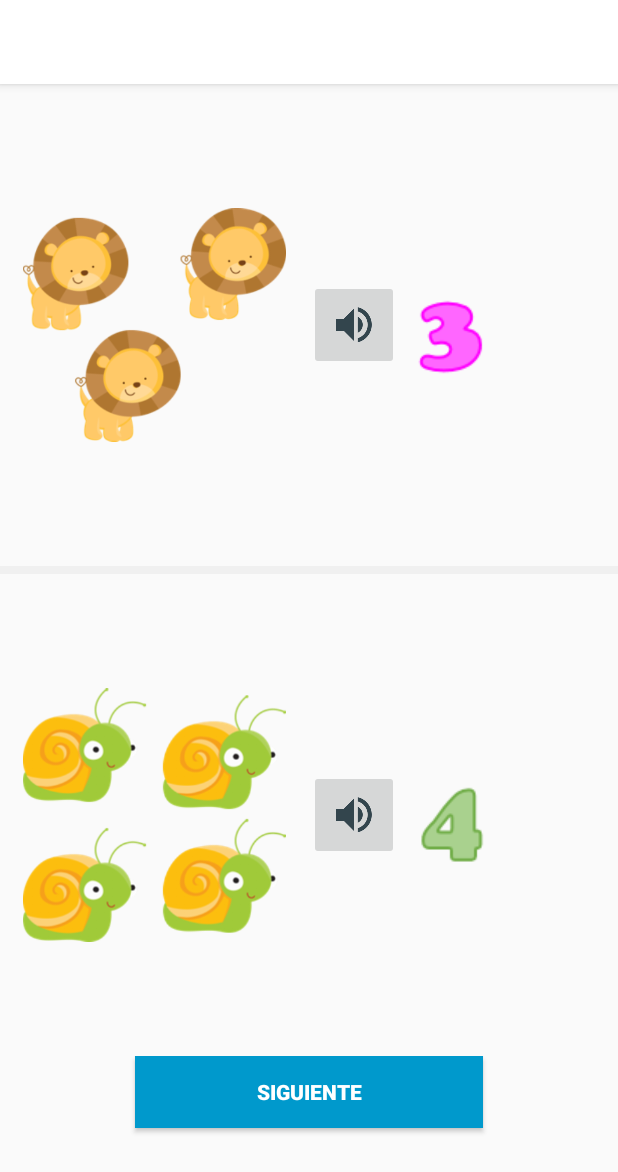
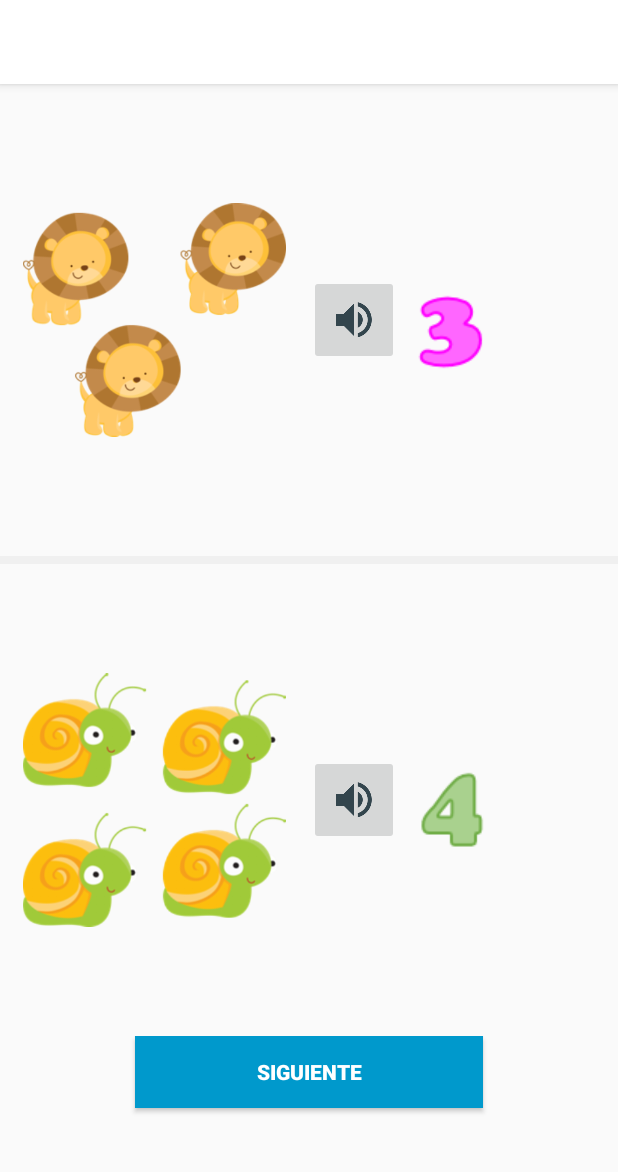
Before and after one commit to minivelx/MathMagic, an Android app: the MainEjercicios screen opened directly, with no data from a screen before it, after a tap on "SIGUIENTE", on a phone screen of 412 x 824 dp. Shown: the top 1172 px of the screen. Run offline under Robolectric (Android 15) with nearby library versions, the light colour scheme and no system bars.

Commit message:
Fragment Nbasico añadido

```diff
--- a/app/build.gradle
+++ b/app/build.gradle
@@ -21,6 +21,7 @@ android {
 
 dependencies {
     compile fileTree(dir: 'libs', include: ['*.jar'])
+    compile 'com.android.support:appcompat-v7:24.2.1'
+    compile 'com.android.support:support-v4:24.2.1'
     testCompile 'junit:junit:4.12'
-    compile 'com.android.support:appcompat-v7:24.2.1'
 }
--- a/app/src/main/java/com/movil/p/mathmagic/MainEjercicios.java
+++ b/app/src/main/java/com/movil/p/mathmagic/MainEjercicios.java
@@ -1,6 +1,8 @@
 package com.movil.p.mathmagic;
 
 import android.content.Intent;
+import android.support.v4.app.FragmentManager;
+import android.support.v4.app.FragmentTransaction;
 import android.support.v7.app.AppCompatActivity;
 import android.os.Bundle;
 import android.util.Log;
@@ -10,66 +12,24 @@ import android.widget.ImageView;
 
 public class MainEjercicios extends AppCompatActivity {
 
-    private int[] numeros = {R.drawable.n1, R.drawable.n2, R.drawable.n3, R.drawable.n4, R.drawable.n5, R.drawable.n6, R.drawable.n7, R.drawable.n8, R.drawable.n9, R.drawable.n10};
-    private int[] figuras = {R.drawable.a1, R.drawable.a2, R.drawable.a3, R.drawable.a4, R.drawable.a5, R.drawable.a6, R.drawable.a7, R.drawable.a8, R.drawable.a9, R.drawable.a10};
-    private int page;
-    ImageView numPar;
-    ImageView numImpar;
-    ImageView fig1;
-    ImageView fig2;
-    Button btn;
 
     @Override
     protected void onCreate(Bundle savedInstanceState) {
         super.onCreate(savedInstanceState);
         setContentView(R.layout.main_ejercicios);
-        page = 1;
-        btn = (Button) findViewById(R.id.next);
 
-        numImpar = (ImageView) findViewById(R.id.num1);
-        numPar = (ImageView) findViewById(R.id.num2);
-
-        fig1 = (ImageView) findViewById(R.id.figura_num);
-        fig2 = (ImageView) findViewById(R.id.figura_num2);
-
-        numImpar.setImageResource(numeros[0]);
-        numPar.setImageResource(numeros[1]);
-
-        fig1.setImageResource(figuras[0]);
-        fig2.setImageResource(figuras[1]);
-
+        //Paso 1: Obtener la instancia del administrador de fragmentos
+        //FragmentManager fragmentManager = getFragmentManager();
+        FragmentManager fragmentManager = getSupportFragmentManager();
+        //Paso 2: Crear una nueva transacción
+        FragmentTransaction transaction = fragmentManager.beginTransaction();
+        //Paso 3: Crear un nuevo fragmento y añadirlo
+        Nivel_Basico fragment = new Nivel_Basico ();
+        transaction.add(R.id.main_ejercicios, fragment);
+        //Paso 4: Confirmar el cambio
+        transaction.commit();
     }
 
-    public void soundImpar(View view) {
-    }
 
-    public void soundPar(View view) {
-    }
 
-    public void avanzar(View view) {
-        page++;
-        final ClaseGlobal global=(ClaseGlobal) getApplicationContext();
-        //Log.i("MainEjercicios",String.valueOf(global.getJugador().getSubNivel()));
-
-        if(page<=5){
-            numImpar.setImageResource(numeros[page*2-2]);
-            numPar.setImageResource(numeros[page*2-1]);
-
-            fig1.setImageResource(figuras[page*2-2]);
-            fig2.setImageResource(figuras[page*2-1]);
-        }
-
-        if(page==5){
-            btn.setText("Terminar");
-        }
-
-        if(page>5){
-
-            global.cambiarSubnivel(2);
-            Intent intent = new Intent(this,MainNivel.class);
-            finish();
-            startActivity(intent);
-
-        }
-    }
 }
--- /dev/null
+++ b/app/src/main/java/com/movil/p/mathmagic/Nivel_Basico.java
@@ -0,0 +1,95 @@
+package com.movil.p.mathmagic;
+
+
+import android.app.Activity;
+import android.content.Intent;
+import android.os.Bundle;
+import android.support.v4.app.Fragment;
+import android.view.LayoutInflater;
+import android.view.View;
+import android.view.ViewGroup;
+import android.widget.Button;
+import android.widget.ImageView;
+
+public class Nivel_Basico extends Fragment {
+
+    private int[] numeros = {R.drawable.n1, R.drawable.n2, R.drawable.n3, R.drawable.n4, R.drawable.n5, R.drawable.n6, R.drawable.n7, R.drawable.n8, R.drawable.n9, R.drawable.n10};
+    private int[] figuras = {R.drawable.a1, R.drawable.a2, R.drawable.a3, R.drawable.a4, R.drawable.a5, R.drawable.a6, R.drawable.a7, R.drawable.a8, R.drawable.a9, R.drawable.a10};
+    private int page;
+    ImageView numPar;
+    ImageView numImpar;
+    ImageView fig1;
+    ImageView fig2;
+    Button btn;
+
+
+    public Nivel_Basico() {
+        // Required empty public constructor
+    }
+
+
+    @Override
+    public View onCreateView(LayoutInflater inflater, ViewGroup container, Bundle savedInstanceState) {
+        // Inflate the layout for this fragment
+        View rootView = inflater.inflate(R.layout.fragment_nivel_basico, container, false);
+
+        page = 1;
+        btn = (Button) rootView.findViewById(R.id.next);
+
+        numImpar = (ImageView) rootView.findViewById(R.id.num1);
+        numPar = (ImageView) rootView.findViewById(R.id.num2);
+
+        fig1 = (ImageView) rootView.findViewById(R.id.figura_num);
+        fig2 = (ImageView) rootView.findViewById(R.id.figura_num2);
+
+        numImpar.setImageResource(numeros[0]);
+        numPar.setImageResource(numeros[1]);
+
+        fig1.setImageResource(figuras[0]);
+        fig2.setImageResource(figuras[1]);
+
+        btn.setOnClickListener(new View.OnClickListener(){
+            @Override
+            public void onClick(View v) {
+                page++;
+                final ClaseGlobal global = (ClaseGlobal) getActivity().getApplicationContext();
+                //Log.i("MainEjercicios",String.valueOf(global.getJugador().getSubNivel()));
+
+                if (page <= 5) {
+                    numImpar.setImageResource(numeros[page * 2 - 2]);
+                    numPar.setImageResource(numeros[page * 2 - 1]);
+
+                    fig1.setImageResource(figuras[page * 2 - 2]);
+                    fig2.setImageResource(figuras[page * 2 - 1]);
+                }
+
+                if (page == 5) {
+                    btn.setText("Terminar");
+                }
+
+                if (page > 5) {
+
+                    global.cambiarSubnivel(2);
+                    Intent intent = new Intent(getActivity(), MainNivel.class);
+                    ((Activity)getContext()).finish();
+                    startActivity(intent);
+
+                }
+
+            }
+
+        });
+
+        return rootView;
+    }
+
+    public void soundImpar(View view) {
+    }
+
+    public void soundPar(View view) {
+    }
+
+    public void avanzar(View view) {
+
+    }
+}
--- /dev/null
+++ b/app/src/main/res/layout/fragment_nivel_basico.xml
@@ -0,0 +1,136 @@
+<FrameLayout xmlns:android="http://schemas.android.com/apk/res/android"
+    xmlns:tools="http://schemas.android.com/tools"
+    android:layout_width="match_parent"
+    android:layout_height="match_parent"
+    tools:context="com.movil.p.mathmagic.Nivel_Basico">
+
+
+    <LinearLayout
+        android:layout_width="match_parent"
+        android:layout_height="match_parent"
+        android:orientation="vertical">
+
+        <LinearLayout
+            android:layout_width="match_parent"
+            android:layout_height="match_parent"
+            android:orientation="horizontal"
+            android:layout_weight="0.5">
+
+            <LinearLayout
+                android:layout_width="match_parent"
+                android:layout_height="match_parent"
+                android:orientation="horizontal"
+                android:layout_weight="0.5">
+
+                <ImageView
+                    android:id="@+id/figura_num"
+                    android:layout_margin="15dp"
+                    android:layout_width="wrap_content"
+                    android:layout_height="wrap_content"
+                    android:layout_gravity="center" />
+            </LinearLayout>
+
+            <LinearLayout
+                android:layout_width="match_parent"
+                android:layout_height="match_parent"
+                android:orientation="horizontal"
+                android:layout_weight="0.5" >
+
+                <ImageButton
+                    android:id="@+id/sound1"
+                    android:layout_width="60dp"
+                    android:layout_height="60dp"
+                    android:src="@drawable/song"
+                    android:layout_gravity="center"
+                    android:gravity="center"
+                    android:onClick="soundImpar"/>
+
+                <ImageView
+                    android:id="@+id/num1"
+                    android:layout_width="wrap_content"
+                    android:layout_height="wrap_content"
+                    android:layout_gravity="center"
+                    android:gravity="center"
+                    android:src="@drawable/n1"/>
+
+            </LinearLayout>
+
+        </LinearLayout>
+
+
+        <LinearLayout
+            android:layout_width="match_parent"
+            android:layout_height="5dp"
+            android:background="#f0f0f0">
+        </LinearLayout>
+
+
+
+        <LinearLayout
+            android:layout_width="match_parent"
+            android:layout_height="match_parent"
+            android:orientation="horizontal"
+            android:layout_weight="0.5">
+
+            <LinearLayout
+                android:layout_width="match_parent"
+                android:layout_height="match_parent"
+                android:orientation="horizontal"
+                android:layout_weight="0.5">
+
+                <ImageView
+                    android:id="@+id/figura_num2"
+                    android:layout_margin="15dp"
+                    android:layout_width="wrap_content"
+                    android:layout_height="wrap_content"
+                    android:layout_gravity="center" />
+            </LinearLayout>
+
+            <LinearLayout
+                android:layout_width="match_parent"
+                android:layout_height="match_parent"
+                android:orientation="horizontal"
+                android:layout_weight="0.5" >
+
+                <ImageButton
+                    android:id="@+id/sound2"
+                    android:layout_width="60dp"
+                    android:layout_height="60dp"
+                    android:src="@drawable/song"
+                    android:layout_gravity="center"
+                    android:gravity="center"
+                    android:onClick="soundPar"/>
+
+                <ImageView
+                    android:id="@+id/num2"
+                    android:layout_width="wrap_content"
+                    android:layout_height="wrap_content"
+                    android:layout_gravity="center"
+                    android:gravity="center"
+                    android:src="@drawable/n1"/>
+
+            </LinearLayout>
+
+        </LinearLayout>
+
+        <LinearLayout
+            android:layout_width="match_parent"
+            android:layout_height="match_parent"
+            android:layout_weight="0.7">
+            <Button
+                android:id="@+id/next"
+                android:layout_width="match_parent"
+                android:layout_height="wrap_content"
+                android:text="Siguiente"
+                android:layout_marginRight="90dp"
+                android:layout_marginLeft="90dp"
+                android:background="@android:color/holo_blue_dark"
+                android:textColor="@android:color/white"
+                android:textStyle="bold" />
+
+        </LinearLayout>
+
+    </LinearLayout>
+
+
+</FrameLayout>
--- a/app/src/main/res/layout/main_ejercicios.xml
+++ b/app/src/main/res/layout/main_ejercicios.xml
@@ -17,125 +17,4 @@
         android:theme="@style/Toolbar"
         app:popupTheme="@style/ThemeOverlay.AppCompat.Light" />
 
-    <LinearLayout
-        android:layout_width="match_parent"
-        android:layout_height="match_parent"
-        android:orientation="horizontal"
-        android:layout_weight="0.5">
-
-        <LinearLayout
-            android:layout_width="match_parent"
-            android:layout_height="match_parent"
-            android:orientation="horizontal"
-            android:layout_weight="0.5">
-
-            <ImageView
-                android:id="@+id/figura_num"
-                android:layout_margin="15dp"
-                android:layout_width="wrap_content"
-                android:layout_height="wrap_content"
-                android:layout_gravity="center" />
-        </LinearLayout>
-
-        <LinearLayout
-            android:layout_width="match_parent"
-            android:layout_height="match_parent"
-            android:orientation="horizontal"
-            android:layout_weight="0.5" >
-
-            <ImageButton
-                android:id="@+id/sound1"
-                android:layout_width="60dp"
-                android:layout_height="60dp"
-                android:src="@drawable/song"
-                android:layout_gravity="center"
-                android:gravity="center"
-                android:onClick="soundImpar"/>
-
-            <ImageView
-                android:id="@+id/num1"
-                android:layout_width="wrap_content"
-                android:layout_height="wrap_content"
-                android:layout_gravity="center"
-                android:gravity="center"
-                android:src="@drawable/n1"/>
-
-        </LinearLayout>
-
-    </LinearLayout>
-
-
-    <LinearLayout
-        android:layout_width="match_parent"
-        android:layout_height="5dp"
-        android:background="#f0f0f0">
-    </LinearLayout>
-
-
-
-    <LinearLayout
-        android:layout_width="match_parent"
-        android:layout_height="match_parent"
-        android:orientation="horizontal"
-        android:layout_weight="0.5">
-
-        <LinearLayout
-            android:layout_width="match_parent"
-            android:layout_height="match_parent"
-            android:orientation="horizontal"
-            android:layout_weight="0.5">
-
-            <ImageView
-                android:id="@+id/figura_num2"
-                android:layout_margin="15dp"
-                android:layout_width="wrap_content"
-                android:layout_height="wrap_content"
-                android:layout_gravity="center" />
-        </LinearLayout>
-
-        <LinearLayout
-            android:layout_width="match_parent"
-            android:layout_height="match_parent"
-            android:orientation="horizontal"
-            android:layout_weight="0.5" >
-
-            <ImageButton
-                android:id="@+id/sound2"
-                android:layout_width="60dp"
-                android:layout_height="60dp"
-                android:src="@drawable/song"
-                android:layout_gravity="center"
-                android:gravity="center"
-                android:onClick="soundPar"/>
-
-            <ImageView
-                android:id="@+id/num2"
-                android:layout_width="wrap_content"
-                android:layout_height="wrap_content"
-                android:layout_gravity="center"
-                android:gravity="center"
-                android:src="@drawable/n1"/>
-
-        </LinearLayout>
-
-    </LinearLayout>
-
-    <LinearLayout
-        android:layout_width="match_parent"
-        android:layout_height="match_parent"
-        android:layout_weight="0.7">
-        <Button
-            android:id="@+id/next"
-            android:layout_width="match_parent"
-            android:layout_height="wrap_content"
-            android:text="Siguiente"
-            android:layout_marginRight="90dp"
-            android:layout_marginLeft="90dp"
-            android:background="@android:color/holo_blue_dark"
-            android:textColor="@android:color/white"
-            android:textStyle="bold"
-            android:onClick="avanzar"/>
-
-    </LinearLayout>
-
 </LinearLayout>
--- a/app/src/main/res/values/strings.xml
+++ b/app/src/main/res/values/strings.xml
@@ -1,3 +1,6 @@
 <resources>
     <string name="app_name">MathMagic</string>
+
+    <!-- TODO: Remove or change this placeholder text -->
+    <string name="hello_blank_fragment">Hello blank fragment</string>
 </resources>
```
